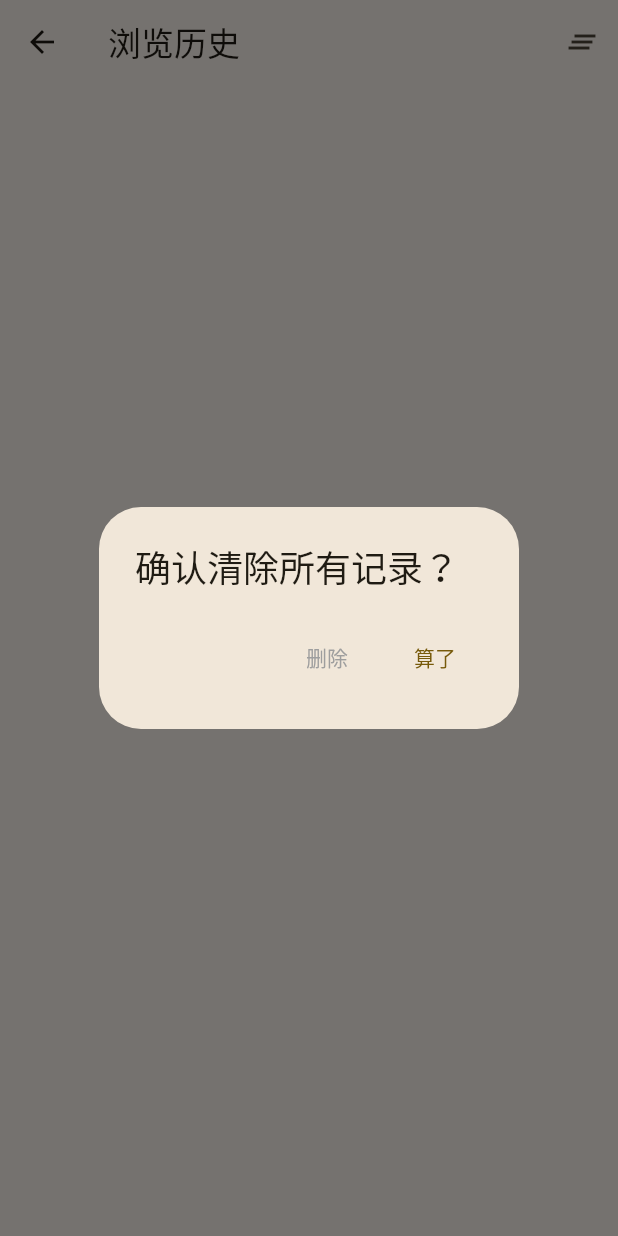
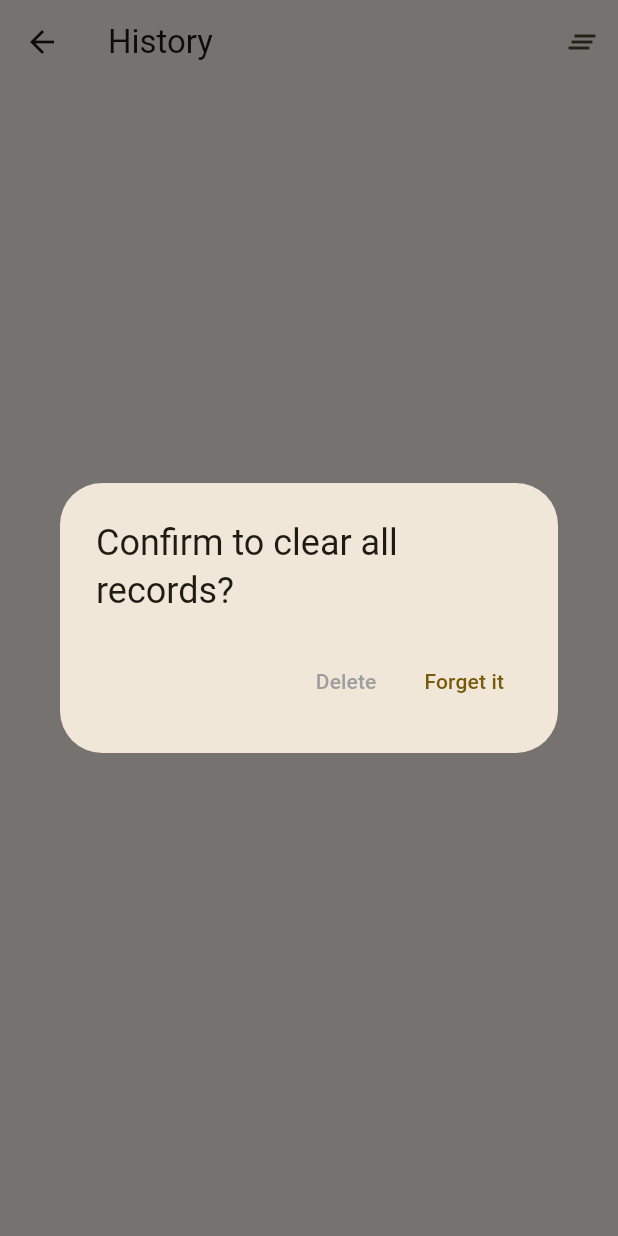
Before and after one commit to QiaTia/comic, a Flutter app: the ComicHistory screen opened directly, after a tap on the "clear all" icon, on a phone screen of 412 x 824 dp. Run offline on Flutter 3.47's test engine with Material 3 defaults, Android fonts, the phone set to English and light mode, and no system bars; our stand-ins replace cached_network_image, flutter_cache_manager, get, image_gallery_saver, permission_handler, photo_view and 2 more; missing offline and left inert: event; accounts and stored records are empty; network calls fail; statements that could not run were skipped.

Commit message:
feat: [i18n] 国际化App

```diff
--- a/lib/Widget/pagination.dart
+++ b/lib/Widget/pagination.dart
@@ -1,6 +1,8 @@
 import 'package:flutter/material.dart';
 import 'package:flutter/services.dart';
 import 'dart:math';
+
+import 'package:get/get.dart';
 
 typedef ValueChanged = void Function(int page);
 
@@ -28,13 +30,13 @@ class _Pagination extends State<Pagination> {
               onPressed: () {
                 if (widget.current <= 1) {
                   ScaffoldMessenger.of(context)
-                      .showSnackBar(const SnackBar(content: Text('已经是第一页了!')));
+                      .showSnackBar(SnackBar(content: Text('tipStart'.tr)));
                   return;
                 }
                 /** 上一页 */
                 widget.onChange!(widget.current - 1);
               },
-              child: const Text('上一页'),
+              child: Text('prePage'.tr),
             ),
             const Padding(padding: EdgeInsets.all(8)),
             SizedBox(
@@ -56,8 +58,8 @@ class _Pagination extends State<Pagination> {
                   if (value.isEmpty) return;
                   var targetPage = int.parse(value);
                   if (targetPage > widget.total) {
-                    ScaffoldMessenger.of(context).showSnackBar(
-                        SnackBar(content: Text('只有${widget.total}页!')));
+                    ScaffoldMessenger.of(context)
+                        .showSnackBar(SnackBar(content: Text('tipEmpty'.tr)));
                     return;
                   }
                   widget.onChange!(targetPage);
@@ -70,11 +72,11 @@ class _Pagination extends State<Pagination> {
                   backgroundColor: widget.current == widget.total
                       ? const Color(0xFFF9F9F9)
                       : null),
-              child: const Text("下一页"),
+              child: Text("nextPage".tr),
               onPressed: () {
                 if (widget.current >= widget.total) {
                   ScaffoldMessenger.of(context)
-                      .showSnackBar(const SnackBar(content: Text('已经是最后一页了!')));
+                      .showSnackBar(SnackBar(content: Text('tipEnd'.tr)));
                   return;
                 }
                 /** 下一页 */
--- a/lib/Widget/white_data.dart
+++ b/lib/Widget/white_data.dart
@@ -1,4 +1,5 @@
 import 'package:flutter/material.dart';
+import 'package:get/get.dart';
 
 class WhiteData extends StatelessWidget {
   final Color color = Color(0xFFAAAAAA);
@@ -8,7 +9,7 @@ class WhiteData extends StatelessWidget {
         child: Column(mainAxisAlignment: MainAxisAlignment.center, children: [
       Icon(color: color, size: 150, Icons.layers_clear_outlined),
       const Padding(padding: EdgeInsets.symmetric(vertical: 8)),
-      Text("这啥都没有, 换一个词试试?", style: TextStyle(fontSize: 18, color: color))
+      Text("404".tr, style: TextStyle(fontSize: 18, color: color))
     ]));
   }
 }
--- a/lib/detail/history.dart
+++ b/lib/detail/history.dart
@@ -1,4 +1,5 @@
 import 'package:flutter/material.dart';
+import 'package:get/get.dart';
 import '../utlis/storage.dart';
 import 'package:cached_network_image/cached_network_image.dart';
 import 'detail.dart';
@@ -38,14 +39,14 @@ class _ComicHistory extends State<ComicHistory> {
   Widget build(BuildContext context) {
     return Scaffold(
       appBar: AppBar(
-        title: const Text('浏览历史'),
+        title: Text('history'.tr),
         actions: [
           IconButton(
               onPressed: () async {
                 await showDialog(
                   context: context,
                   builder: (context) => AlertDialog(
-                    title: const Text('确认清除所有记录？'),
+                    title: Text('deleteTip'.tr),
                     actions: [
                       TextButton(
                         onPressed: () async {
@@ -56,20 +57,20 @@ class _ComicHistory extends State<ComicHistory> {
                           });
                           navitator.pop();
                         },
-                        child: const Text('删除',
-                            style: TextStyle(color: Colors.grey)),
+                        child: Text('deleteTipConfirm'.tr,
+                            style: const TextStyle(color: Colors.grey)),
                       ),
                       TextButton(
                         onPressed: () {
                           Navigator.of(context).pop();
                         },
-                        child: const Text('算了'),
+                        child: Text('deleteTipCancel'.tr),
                       )
                     ],
                   ),
                 );
               },
-              tooltip: '清除所有记录',
+              tooltip: 'clear'.tr,
               icon: const Icon(Icons.clear_all_outlined))
         ],
       ),
@@ -81,8 +82,8 @@ class _ComicHistory extends State<ComicHistory> {
                   ? Container(
                       alignment: Alignment.center,
                       padding: const EdgeInsets.symmetric(horizontal: 16),
-                      child: const Text('已经没有啦！',
-                          style: TextStyle(color: Colors.grey)),
+                      child: Text('tipRecordEmpty'.tr,
+                          style: const TextStyle(color: Colors.grey)),
                     )
                   : ListTile(
                       onTap: () => onDetail(list[index], context),
@@ -112,7 +113,7 @@ class _ComicHistory extends State<ComicHistory> {
           : Container(
               alignment: Alignment.center,
               padding: const EdgeInsets.symmetric(horizontal: 16),
-              child: const Text('还没有记录哟！'),
+              child: Text('tipEmptyRecord'.tr),
             ),
     );
   }
--- /dev/null
+++ b/lib/i18n/main.dart
@@ -0,0 +1,100 @@
+import 'package:get/get.dart';
+
+class Messages extends Translations {
+  @override
+  Map<String, Map<String, String>> get keys => {
+        'zh': {
+          'name': 'R18 Comic',
+          'setting': '设置',
+          'about': '关于',
+          'language': '语言',
+          'follow': '跟随系统',
+          'themeMode': '主题样式',
+          'themeStyle': '主题样式',
+          'light': '浅色',
+          'dark': '深色',
+          'history': '历史记录',
+          'clear': "清除所有记录",
+          'nextPage': '下一页',
+          'prePage': '上一页',
+          'loading': '加载中...',
+          'doujinshi': '同人志',
+          'offprint': '单行本',
+          'korea': '韩漫',
+          'tipStart': '已经是第一页了',
+          'tipEnd': '已经是最后一页了',
+          'tipEmpty': '没有这个页码',
+          '404': '这啥都没有, 换一个词试试?',
+          'tipEmptyRecord': '还没有记录哟！',
+          'delete': '删除',
+          'deleteTip': '确认清除所有记录？',
+          'deleteTipCancel': '算了',
+          'deleteTipConfirm': '删除',
+          'tipRecordEmpty': '已经没有啦！',
+          'contentOrigin': '所有内容均来源网络',
+          'enterPlease': '请输入内容!',
+        },
+        'en': {
+          'name': 'R18 Comic',
+          'setting': 'Settings',
+          'about': 'About',
+          'language': 'Language',
+          'follow': 'Follow System',
+          'themeMode': 'Theme Mode',
+          'themeStyle': 'Theme Style',
+          'light': 'Light',
+          'dark': 'Dark',
+          'history': 'History',
+          'clear': 'Clear All Records',
+          'nextPage': 'Next Page',
+          'prePage': 'Previous Page',
+          'loading': 'Loading...',
+          'doujinshi': 'Doujinshi',
+          'offprint': 'Offprint',
+          'korea': 'Korean Comics',
+          'tipStart': 'Already on the first page.',
+          'tipEnd': 'Already on the last page.',
+          'tipEmpty': 'No such page number.',
+          '404': "There's nothing here, try another term?",
+          'tipEmptyRecord': 'No records yet!',
+          'delete': 'Delete',
+          'deleteTip': 'Confirm to clear all records?',
+          'deleteTipCancel': 'Forget it',
+          'deleteTipConfirm': 'Delete',
+          'tipRecordEmpty': 'All done!',
+          'contentOrigin': 'All content sourced from the internet.',
+          'enterPlease': 'Please enter content!',
+        },
+        'ja': {
+          'name': 'R18 Comic',
+          'setting': '設定', // 'Setting'
+          'about': 'について', // 'About'
+          'language': '言語', // 'Language'
+          'follow': 'システムに従う', // 'Follow System'
+          'themeMode': 'テーマモード', // 'Theme Mode'
+          'themeStyle': 'テーマスタイル', // 'Theme Style'
+          'light': 'ライト', // 'Light'
+          'dark': 'ダーク', // 'Dark'
+          'history': '履歴', // 'History'
+          'clear': 'すべての記録をクリア', // 'Clear All Records'
+          'nextPage': '次のページ', // 'Next Page'
+          'prePage': '前のページ', // 'Previous Page'
+          'loading': '読み込み中...', // 'Loading...'
+          'doujinshi': 'どうじんし', // 'Doujinshi'
+          'offprint': 'オフプリント', // 'Offprint'
+          'korea': '韓国のマンガ', // 'Korean Comics'
+          'tipStart': 'すでに最初のページです。',
+          'tipEnd': 'すでに最後のページです。',
+          'tipEmpty': 'そのページ番号はありません。',
+          '404': 'ここには何もありません、別のワードを試してみてください？',
+          'tipEmptyRecord': 'まだ記録がありません！',
+          'delete': '削除',
+          'deleteTip': 'すべての記録をクリアしますか？',
+          'deleteTipCancel': 'やめます',
+          'deleteTipConfirm': '削除',
+          'tipRecordEmpty': 'もうありません！',
+          'contentOrigin': '全てのコンテンツはネットワークから取得されています。',
+          'enterPlease': '内容を入力してください！',
+        },
+      };
+}
```
Also changed, not shown: lib/detail/about.dart (+7 -6 lines), lib/detail/chapter.dart (+6 -5 lines), lib/detail/detail.dart (+9 -8 lines), lib/detail/search.dart (+9 -10 lines), lib/detail/setting.dart (+73 -19 lines), lib/main.dart (+10 -6 lines), lib/models/setting.dart (+12 -4 lines).
